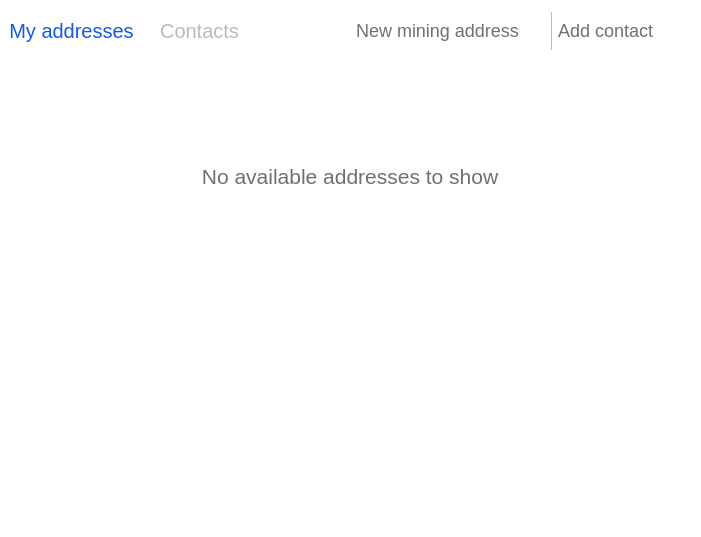
Above: src/qt/veil/forms/addresseswidget.ui from Veil-Project/veil before the change. Below: the same form after it.
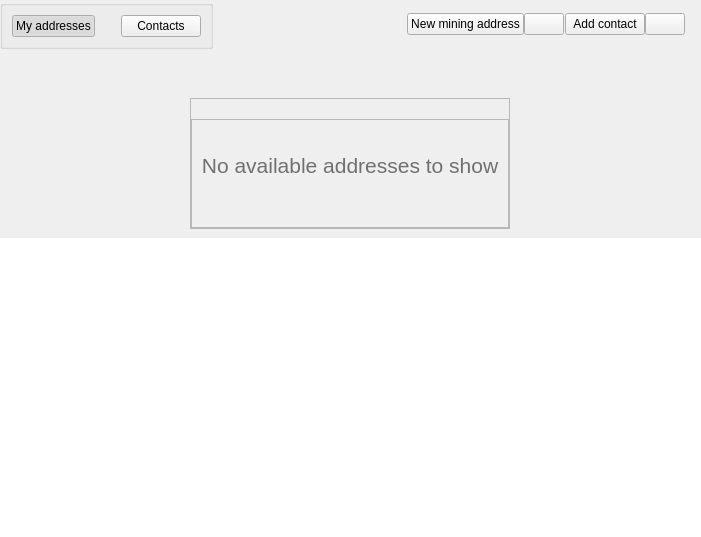
That is the form after the change. Icons and pictures are not drawn.

Commit message: ongoing work 291 left

Patch:
```diff
--- a/src/qt/veil/forms/addresseswidget.ui
+++ b/src/qt/veil/forms/addresseswidget.ui
@@ -31,11 +31,6 @@
    </property>
    <item>
     <widget class="QFrame" name="container">
-     <property name="styleSheet">
-      <string notr="true">background-color:white;
-border:none;
-</string>
-     </property>
      <layout class="QVBoxLayout" name="verticalLayout_2" stretch="0,0,1,1,1">
       <property name="spacing">
        <number>0</number>
@@ -62,11 +57,6 @@
         </property>
         <item>
          <widget class="QGroupBox" name="groupBox">
-          <property name="styleSheet">
-           <string notr="true">#groupBox {
-	border:0;
-}</string>
-          </property>
           <property name="title">
            <string/>
           </property>
@@ -76,35 +66,6 @@
              <property name="focusPolicy">
               <enum>Qt::NoFocus</enum>
              </property>
-             <property name="styleSheet">
-              <string notr="true">QPushButton {
-    color: #bababa;
-    font-size:20px;
-    font-weight:light;
-    background-color:transparent;
-    border:0;
-    padding:10px 0px 10px 0px;
-    background-image: none ;
-    background-repeat:no-repeat;
-    background-position: center bottom;
-}
-
-QPushButton:checked {
-    background-image: url(&quot;:/icons/ic-title&quot;) ;
-    background-repeat:no-repeat;
-    background-position: center bottom;
-    color: #105aef;
-}
-
-QPushButton:hover {
-    color: #707070;
-}
-
-QPushButton:unchecked {
-    background-image: none ;
-    color: #bababa;
-}</string>
-             </property>
              <property name="text">
               <string>My addresses</string>
              </property>
@@ -146,35 +107,6 @@
              <property name="focusPolicy">
               <enum>Qt::NoFocus</enum>
              </property>
-             <property name="styleSheet">
-              <string notr="true">QPushButton {
-    color: #bababa;
-    font-size:20px;
-    font-weight:light;
-    background-color:transparent;
-    border:0;
-    padding:10 0 10 0;
-    background-image: none ;
-    background-repeat:no-repeat;
-    background-position: center bottom;
-}
-
-QPushButton:checked {
-    background-image: url(&quot;:/icons/ic-title&quot;) ;
-    background-repeat:no-repeat;
-    background-position: center bottom;
-    color: #105aef;
-}
-
-QPushButton:hover {
-    color: #707070;
-}
-
-QPushButton:unchecked {
-    background-image: none ;
-    color: #bababa;
-}</string>
-             </property>
              <property name="text">
               <string>Contacts</string>
              </property>
@@ -207,14 +139,6 @@
           <property name="focusPolicy">
            <enum>Qt::NoFocus</enum>
           </property>
-          <property name="styleSheet">
-           <string notr="true">color: #707070;
-font-size:18px;
-font-weight:light;	
-background-color:transparent;
-border:none;
-padding:4px 0px 4px 4px;</string>
-          </property>
           <property name="text">
            <string>New mining address</string>
           </property>
@@ -225,10 +149,6 @@
           <property name="focusPolicy">
            <enum>Qt::NoFocus</enum>
           </property>
-          <property name="styleSheet">
-           <string notr="true">background-color:transparent;
-border:none;</string>
-          </property>
           <property name="text">
            <string/>
           </property>
@@ -258,11 +178,6 @@
             <height>16777215</height>
            </size>
           </property>
-          <property name="styleSheet">
-           <string notr="true">background-color:#bababa;
-margin-top:12px;
-margin-bottom:12px;</string>
-          </property>
           <property name="text">
            <string/>
           </property>
@@ -273,14 +188,6 @@
           <property name="focusPolicy">
            <enum>Qt::NoFocus</enum>
           </property>
-          <property name="styleSheet">
-           <string notr="true">color: #707070;
-font-size:18px;
-font-weight:light;	
-background-color:transparent;
-border:none;
-padding:4px 0px 4px 6px;</string>
-          </property>
           <property name="text">
            <string>Add contact</string>
           </property>
@@ -288,10 +195,6 @@
         </item>
         <item>
          <widget class="QPushButton" name="btnAddIcon">
-          <property name="styleSheet">
-           <string notr="true">background-color:transparent;
-border:none;</string>
-          </property>
           <property name="text">
            <string/>
           </property>
@@ -367,9 +270,6 @@
              <height>0</height>
             </size>
            </property>
-           <property name="styleSheet">
-            <string notr="true">border:none;</string>
-           </property>
            <property name="frameShape">
             <enum>QFrame::StyledPanel</enum>
            </property>
@@ -424,30 +324,6 @@
         <property name="mouseTracking">
          <bool>true</bool>
         </property>
-        <property name="styleSheet">
-         <string notr="true">QListView { 
-background: transparent;
- }
-
-/* Works for both QListView and QListWidget */
-QListView::item {
-    /* Won't work without borders set */
-    border: 0px;
-
-    padding: 10px;
-}
-
-/* For icon only */
-QListView::icon {
-    left: 10px;
-}
-
-/* For text only */
-QListView::text {
-    left: 10px;
-    font-size:13px;
-}</string>
-        </property>
         <property name="frameShape">
          <enum>QFrame::NoFrame</enum>
         </property>
@@ -491,30 +367,6 @@
         <property name="focusPolicy">
          <enum>Qt::NoFocus</enum>
         </property>
-        <property name="styleSheet">
-         <string notr="true">QListView { 
-background: transparent;
- }
-
-/* Works for both QListView and QListWidget */
-QListView::item {
-    /* Won't work without borders set */
-    border: 0px;
-
-    padding: 10px;
-}
-
-/* For icon only */
-QListView::icon {
-    left: 10px;
-}
-
-/* For text only */
-QListView::text {
-    left: 10px;
-    font-size:13px;
-}</string>
-        </property>
         <property name="frameShape">
          <enum>QFrame::NoFrame</enum>
         </property>
```
The commit also changes 4 other files.
